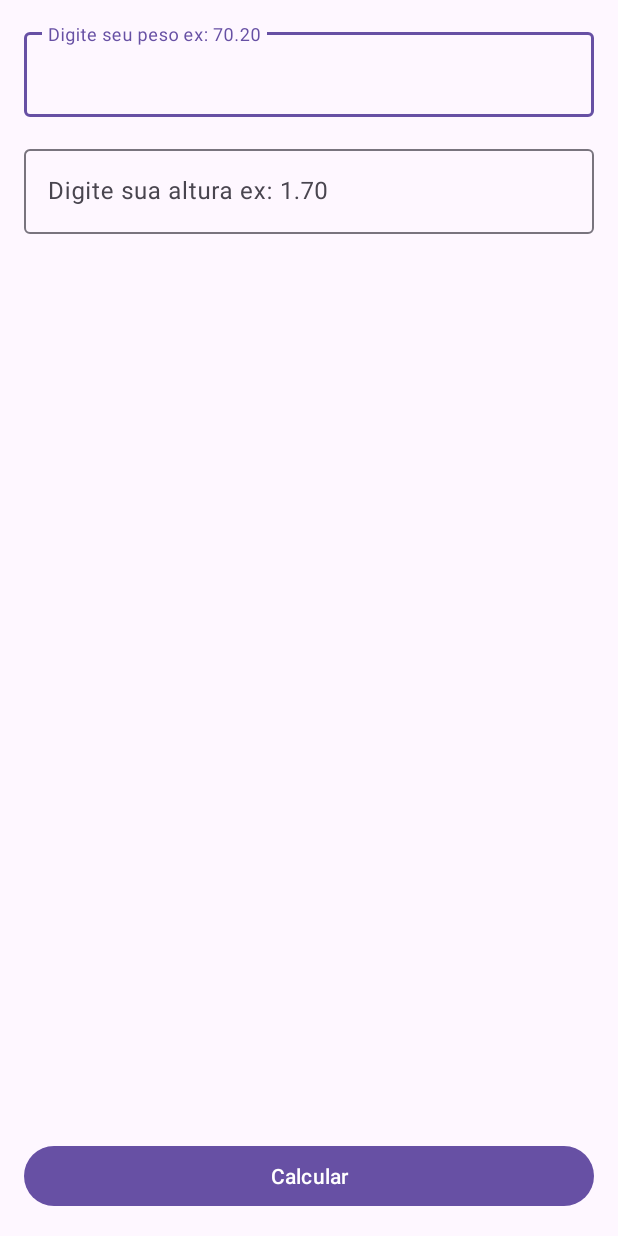
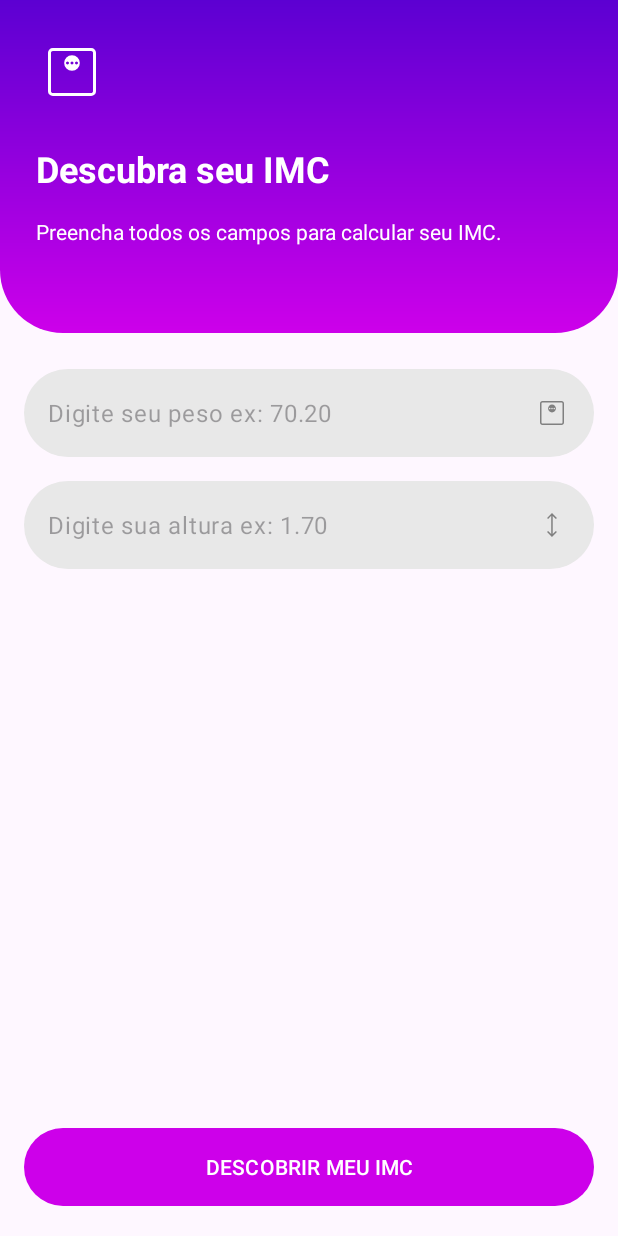
Before and after one commit to matheussousamartins/calculadoraimc, an Android app: the screen it shows after launch (MainActivity), on a phone screen of 412 x 824 dp. Run offline under Robolectric (Android 15) with nearby library versions, the phone set to English and light mode, and no system bars.

Commit message:
Melhorando experiencia do usuário

```diff
--- a/app/src/main/java/com/comunidadedevspace/imc/ResultActivity.kt
+++ b/app/src/main/java/com/comunidadedevspace/imc/ResultActivity.kt
@@ -1,5 +1,6 @@
 package com.comunidadedevspace.imc
 
+import android.graphics.Color
 import android.os.Bundle
 import android.widget.TextView
 import androidx.activity.enableEdgeToEdge
@@ -21,14 +22,19 @@ class ResultActivity : AppCompatActivity() {
         tvResult.text = result.toString()
 
         val classificacao: String = if (result <= 18.5f) {
+            tvClassificacao.setTextColor(Color.RED)
             "MAGREZA"
         } else if(result > 18.5f && result <= 24.99f) {
+            tvClassificacao.setTextColor(Color.GREEN)
             "NORMAL"
         } else if(result > 25f && result <= 29.99f) {
+            tvClassificacao.setTextColor(Color.YELLOW)
             "SOBREPESO"
         } else if(result > 30f && result <= 39.99f) {
+            tvClassificacao.setTextColor(Color.RED)
             "OBESIDADE"
         } else {
+            tvClassificacao.setTextColor(Color.RED)
             "OBESIDADE GRAVE"
         }
 
--- /dev/null
+++ b/app/src/main/res/drawable/gradient_bg.xml
@@ -0,0 +1,12 @@
+<?xml version="1.0" encoding="utf-8"?>
+<shape xmlns:android="http://schemas.android.com/apk/res/android">
+    <corners android:topLeftRadius="0dp"
+        android:topRightRadius="0dp"
+        android:bottomRightRadius="42dp"
+        android:bottomLeftRadius="42dp" />
+
+    <gradient
+        android:startColor="@color/primary_400"
+        android:endColor="@color/primary_900"
+        android:angle="90"/>
+</shape>
--- /dev/null
+++ b/app/src/main/res/drawable/ic_height.xml
@@ -0,0 +1,9 @@
+<vector xmlns:android="http://schemas.android.com/apk/res/android"
+    android:width="24dp"
+    android:height="24dp"
+    android:viewportWidth="960"
+    android:viewportHeight="960">
+  <path
+      android:pathData="M479.23,800 L347.69,668.46l27.54,-27.54 84,82.23v-487.07l-83.23,83 -27.54,-27.54L480,160l131.54,131.54 -28.31,28.54 -84,-83.23v486.3l84,-82.23 27.54,27.54L479.23,800Z"
+      android:fillColor="#808080"/>
+</vector>
--- /dev/null
+++ b/app/src/main/res/drawable/ic_weight.xml
@@ -0,0 +1,9 @@
+<vector xmlns:android="http://schemas.android.com/apk/res/android"
+    android:width="24dp"
+    android:height="24dp"
+    android:viewportWidth="960"
+    android:viewportHeight="960">
+  <path
+      android:pathData="M480,464.62q43.85,0 74.23,-30.39 30.39,-30.38 30.39,-74.23 0,-43.85 -30.39,-74.23 -30.38,-30.39 -74.23,-30.39 -43.85,0 -74.23,30.39 -30.39,30.38 -30.39,74.23 0,43.85 30.39,74.23 30.38,30.39 74.23,30.39ZM420,380q-8,0 -14,-6t-6,-14q0,-8 6,-14t14,-6q8,0 14,6t6,14q0,8 -6,14t-14,6ZM480,380q-8,0 -14,-6t-6,-14q0,-8 6,-14t14,-6q8,0 14,6t6,14q0,8 -6,14t-14,6ZM540,380q-8,0 -14,-6t-6,-14q0,-8 6,-14t14,-6q8,0 14,6t6,14q0,8 -6,14t-14,6ZM224.62,800q-27.62,0 -46.12,-18.5Q160,763 160,735.38v-510.76q0,-27.62 18.5,-46.12Q197,160 224.62,160h510.76q27.62,0 46.12,18.5Q800,197 800,224.62v510.76q0,27.62 -18.5,46.12Q763,800 735.38,800L224.62,800ZM224.62,760h510.76q9.24,0 16.93,-7.69 7.69,-7.69 7.69,-16.93v-510.76q0,-9.24 -7.69,-16.93 -7.69,-7.69 -16.93,-7.69L224.62,200q-9.24,0 -16.93,7.69 -7.69,7.69 -7.69,16.93v510.76q0,9.24 7.69,16.93 7.69,7.69 16.93,7.69ZM200,200v560,-560Z"
+      android:fillColor="#808080"/>
+</vector>
--- /dev/null
+++ b/app/src/main/res/drawable/rounded_bg.xml
@@ -0,0 +1,5 @@
+<?xml version="1.0" encoding="utf-8"?>
+<shape xmlns:android="http://schemas.android.com/apk/res/android">
+    <solid android:color="#E8E8E8" ></solid>
+    <corners android:radius="34dp"></corners>
+</shape>
--- a/app/src/main/res/layout/activity_main.xml
+++ b/app/src/main/res/layout/activity_main.xml
@@ -6,13 +6,49 @@
     android:layout_height="match_parent"
     tools:context=".MainActivity">
 
+    <LinearLayout
+        android:id="@+id/vg_header"
+        android:layout_width="match_parent"
+        android:layout_height="wrap_content"
+        android:orientation="vertical"
+        android:background="@drawable/gradient_bg"
+        app:layout_constraintEnd_toEndOf="parent"
+        app:layout_constraintStart_toStartOf="parent"
+        app:layout_constraintTop_toTopOf="parent">
+
+        <ImageView
+            android:src="@drawable/ic_weight"
+            android:layout_margin="24dp"
+            android:tint="@color/white"
+            android:layout_width="48dp"
+            android:layout_height="48dp"/>
+
+        <TextView
+            android:layout_width="wrap_content"
+            android:layout_height="wrap_content"
+            android:text="Descubra seu IMC"
+            android:textSize="24sp"
+            android:textColor="@color/white"
+            android:textStyle="bold"
+            android:layout_marginStart="24dp"/>
+
+        <TextView
+            android:layout_width="wrap_content"
+            android:layout_height="wrap_content"
+            android:text="Preencha todos os campos para calcular seu IMC."
+            android:textColor="@color/white"
+            android:layout_marginTop="16dp"
+            android:layout_marginEnd="24dp"
+            android:layout_marginBottom="58dp"
+            android:layout_marginStart="24dp"/>
+    </LinearLayout>
 
     <Button
         android:id="@+id/btn_calcular"
         android:layout_width="match_parent"
-        android:layout_height="wrap_content"
+        android:layout_height="60dp"
         android:layout_margin="16dp"
-        android:text="Calcular"
+        android:text="DESCOBRIR MEU IMC"
         app:layout_constraintBottom_toBottomOf="parent"
         app:layout_constraintEnd_toEndOf="parent"
         app:layout_constraintStart_toStartOf="parent" />
@@ -21,34 +57,43 @@
         android:id="@+id/textInputLayout"
         android:layout_width="match_parent"
         android:layout_height="wrap_content"
-        android:layout_margin="16dp"
+        android:layout_marginStart="16dp"
+        android:layout_marginEnd="16dp"
+        android:layout_marginTop="24dp"
+        app:hintEnabled="false"
         app:layout_constraintEnd_toEndOf="parent"
         app:layout_constraintStart_toStartOf="parent"
-        app:layout_constraintTop_toTopOf="parent">
+        app:layout_constraintTop_toBottomOf="@+id/vg_header">
 
         <com.google.android.material.textfield.TextInputEditText
             android:id="@+id/edt_peso"
             android:layout_width="match_parent"
             android:layout_height="wrap_content"
+            android:background="@drawable/rounded_bg"
+            android:drawableEnd="@drawable/ic_weight"
             android:hint="Digite seu peso ex: 70.20"
-            android:inputType="numberDecimal" />
+            android:inputType="numberDecimal"
+            android:maxLength="6" />
     </com.google.android.material.textfield.TextInputLayout>
 
     <com.google.android.material.textfield.TextInputLayout
         android:layout_width="match_parent"
         android:layout_height="wrap_content"
         android:layout_margin="16dp"
+        app:hintEnabled="false"
         app:layout_constraintEnd_toEndOf="parent"
         app:layout_constraintStart_toStartOf="parent"
         app:layout_constraintTop_toBottomOf="@+id/textInputLayout">
 
         <com.google.android.material.textfield.TextInputEditText
             android:id="@+id/edt_altura"
+            android:drawableEnd="@drawable/ic_height"
+            android:maxLength="4"
+            android:background="@drawable/rounded_bg"
             android:layout_width="match_parent"
             android:layout_height="wrap_content"
             android:inputType="numberDecimal"
             android:hint="Digite sua altura ex: 1.70" />
     </com.google.android.material.textfield.TextInputLayout>
 
-
 </androidx.constraintlayout.widget.ConstraintLayout>
--- a/app/src/main/res/values-night/themes.xml
+++ b/app/src/main/res/values-night/themes.xml
@@ -2,6 +2,7 @@
     <!-- Base application theme. -->
     <style name="Base.Theme.Calculadoraimc" parent="Theme.Material3.DayNight.NoActionBar">
         <!-- Customize your dark theme here. -->
-        <!-- <item name="colorPrimary">@color/my_dark_primary</item> -->
+        <item name="colorPrimary">@color/primary_400</item>
+        <item name="android:statusBarColor">@color/primary_900</item>
     </style>
 </resources>
--- a/app/src/main/res/values/colors.xml
+++ b/app/src/main/res/values/colors.xml
@@ -2,4 +2,7 @@
 <resources>
     <color name="black">#FF000000</color>
     <color name="white">#FFFFFFFF</color>
+
+    <color name="primary_400">#cd00ea</color>
+    <color name="primary_900">#5c00d2</color>
 </resources>
--- a/app/src/main/res/values/themes.xml
+++ b/app/src/main/res/values/themes.xml
@@ -2,7 +2,8 @@
     <!-- Base application theme. -->
     <style name="Base.Theme.Calculadoraimc" parent="Theme.Material3.DayNight.NoActionBar">
         <!-- Customize your light theme here. -->
-        <!-- <item name="colorPrimary">@color/my_light_primary</item> -->
+        <item name="colorPrimary">@color/primary_400</item>
+        <item name="android:statusBarColor">@color/primary_900</item>
     </style>
 
     <style name="Theme.Calculadoraimc" parent="Base.Theme.Calculadoraimc" />
```
Also changed, not shown: app/src/main/java/com/comunidadedevspace/imc/MainActivity.kt (+0 -8 lines), app/src/main/res/layout/activity_result.xml (+49 -8 lines).
